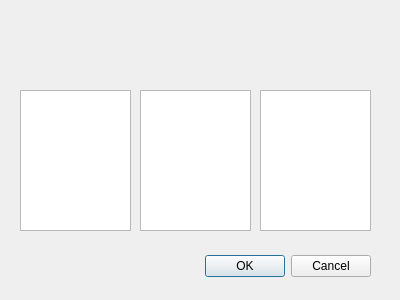
Old version of the form source/minerselectiondialog.ui in the repository martin-kudlicka/crypto-miner.
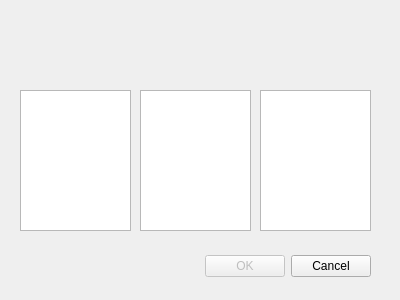
New version of the form.

Commit message: + enable Ok button when every filter is selected

```diff
--- a/source/minerselectiondialog.ui
+++ b/source/minerselectiondialog.ui
@@ -53,6 +53,9 @@
     </item>
     <item>
      <widget class="QPushButton" name="okButton">
+      <property name="enabled">
+       <bool>false</bool>
+      </property>
       <property name="text">
        <string>OK</string>
       </property>
```
Left out of the diff: 2 changed lines with no effect on the pictures. The commit also changes 3 other files.
